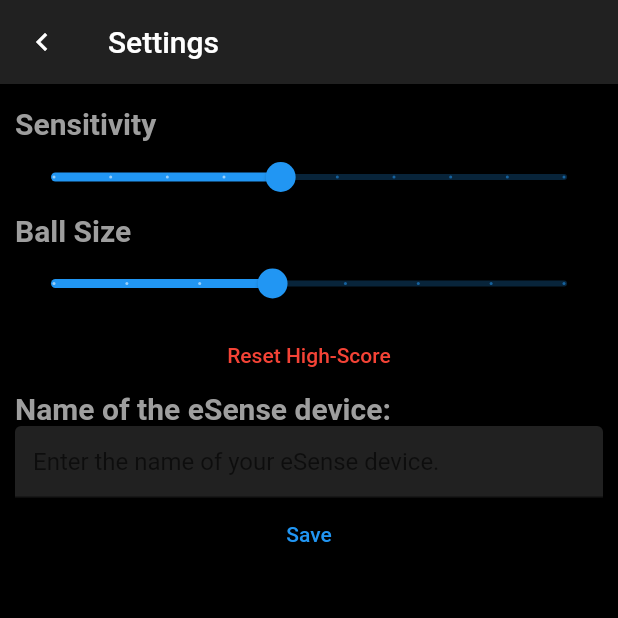
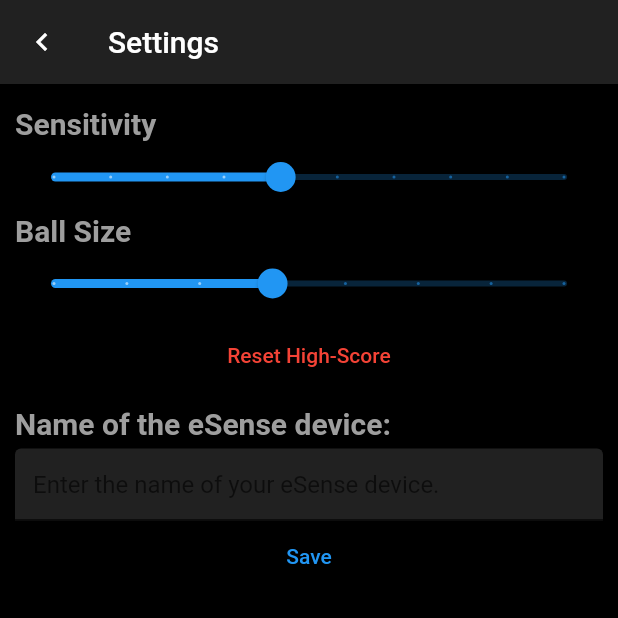
Before and after one commit to nkqdr/BallToss, a Flutter app: the SettingsPage screen opened directly, on a phone screen of 412 x 824 dp, the top half of it. Run offline on Flutter 3.47's test engine with Material 2 defaults, Android fonts, the phone set to English and light mode, and no system bars; our stand-ins replace shared_preferences; missing offline and left inert: esense_flutter; accounts and stored records are empty.

Commit message:
Minor changes

```diff
--- a/lib/home.dart
+++ b/lib/home.dart
@@ -266,8 +266,8 @@ class _HomePageState extends State<HomePage> {
           padding: EdgeInsets.only(
             left: 15.0,
             right: 15.0,
-            top: MediaQuery.of(context).viewPadding.top,
-            bottom: MediaQuery.of(context).viewPadding.bottom,
+            top: MediaQuery.of(context).viewPadding.top + 10,
+            bottom: MediaQuery.of(context).viewPadding.bottom + 10,
           ),
           child: Column(
             children: [
--- a/lib/settings_page.dart
+++ b/lib/settings_page.dart
@@ -107,6 +107,9 @@ class _SettingsPageState extends State<SettingsPage> {
                           )),
                         ),
                       ),
+                      const SizedBox(
+                        height: 10,
+                      ),
                       const Text(
                         "Name of the eSense device:",
                         style: TextStyle(
@@ -114,6 +117,9 @@ class _SettingsPageState extends State<SettingsPage> {
                           fontSize: 20,
                           fontWeight: FontWeight.bold,
                         ),
+                      ),
+                      const SizedBox(
+                        height: 5,
                       ),
                       Column(
                         crossAxisAlignment: CrossAxisAlignment.center,
```
